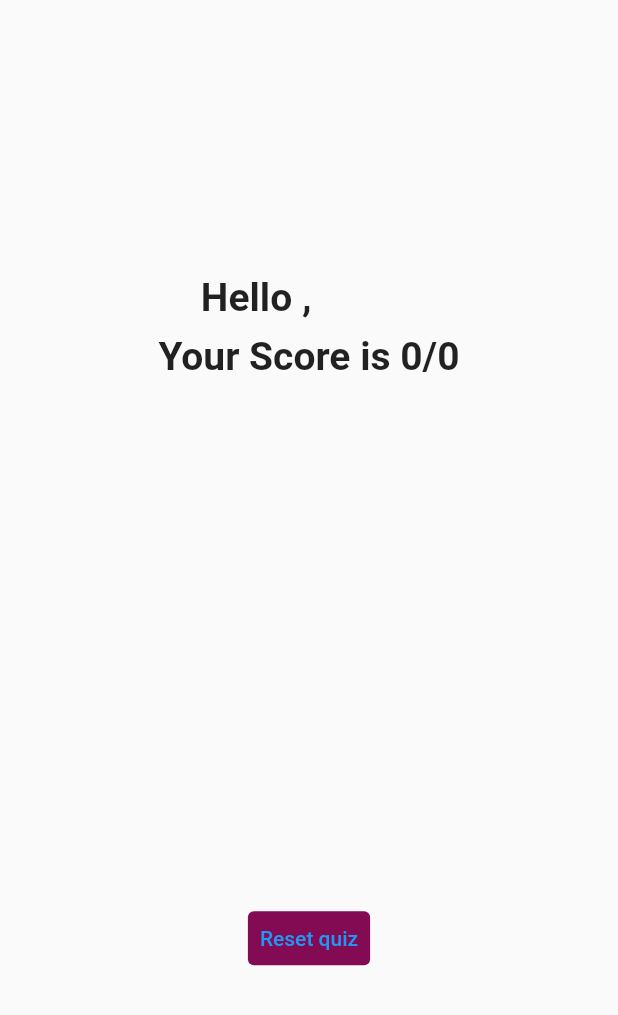
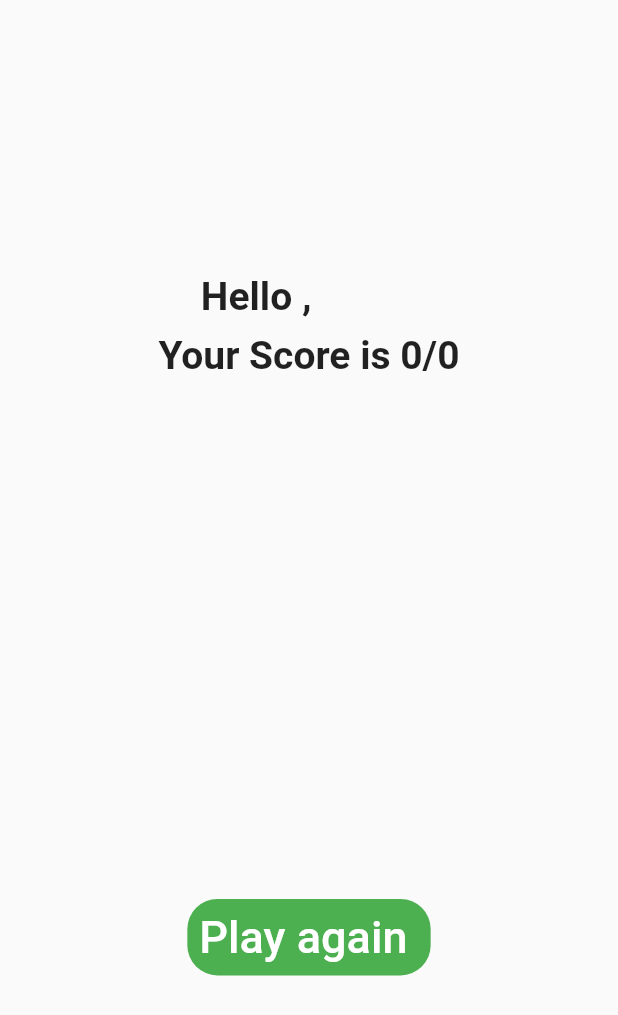
Before and after one commit to ZiadWaled/Quiz_App, a Flutter app: the resultScreen screen opened directly with empty values, on a phone screen of 412 x 824 dp. Shown: the top 1015 px of the screen. Run offline on Flutter 3.47's test engine with Material 2 defaults, Android fonts, the light colour scheme and no system bars; our stand-ins replace flutter_bloc, go_router; missing offline and left inert: awesome_icons; Roboto replaces fonts that are missing (Dancing Script).

Commit message:
finish quiz app

```diff
--- a/lib/features/home/presentation/screens/result_screen.dart
+++ b/lib/features/home/presentation/screens/result_screen.dart
@@ -56,15 +56,24 @@ class _resultScreenState extends State<resultScreen> {
               ),
             ],
           ),
-          TextButton(
-            style: ButtonStyle(
-              backgroundColor:
-              MaterialStateProperty.all<Color>(const Color.fromARGB(255, 130, 11, 84)),
+          Container(
+            decoration: BoxDecoration(
+              color: Colors.green,
+              borderRadius: BorderRadius.circular(20),
             ),
-            onPressed: () {
-              Navigator.of(context).popUntil((r) => r.isFirst);
-            },
-            child: const Text("Reset quiz"),
+            child: TextButton(
+
+              onPressed: () {
+                Navigator.of(context).popUntil((r) => r.isFirst);
+              },
+              child: const Text(
+                  "Play again ",
+                style: TextStyle(
+                  fontSize: 30,
+                  color: Colors.white
+                ),
+              ),
+            ),
           ),
         ],
       ),
```
